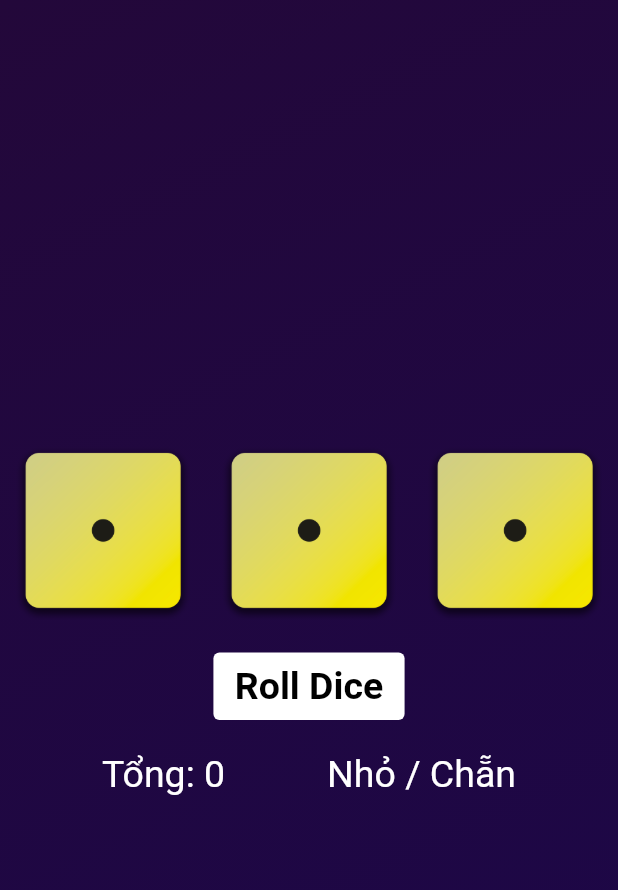
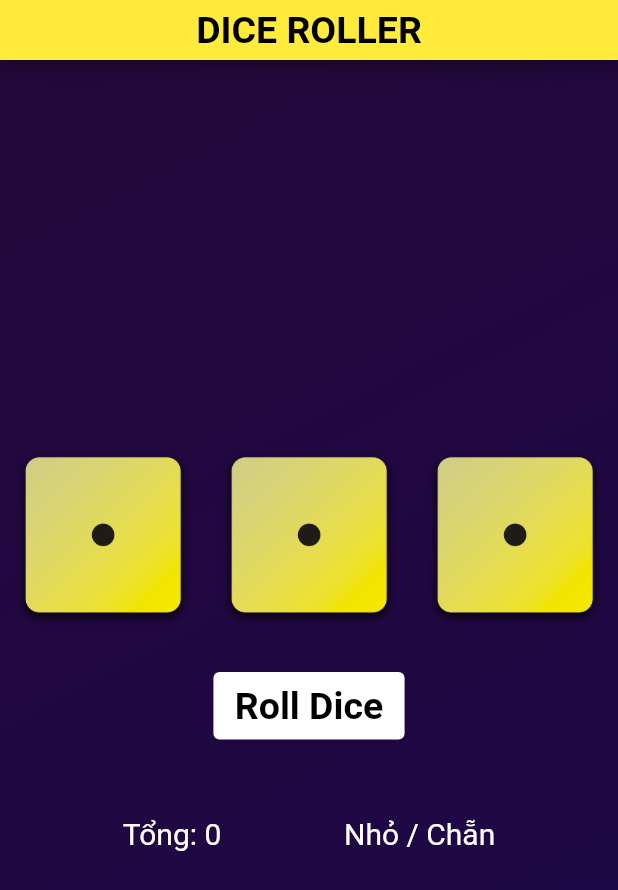
Before and after one commit to leminhtri1511/Roll_Dice_App, a Flutter app: the screen it shows after launch, on a phone screen of 412 x 824 dp. Shown: the top 890 px of the screen. Run offline on Flutter 3.47's test engine with Material 2 defaults, Android fonts, the light colour scheme and no system bars.

Commit message:
Adjust code

```diff
--- a/lib/dice_holder.dart
+++ b/lib/dice_holder.dart
@@ -11,8 +11,7 @@ const colors = [
 ];
 
 class DiceHolder extends StatelessWidget {
-  const DiceHolder({super.key, });
-
+  const DiceHolder({super.key});
   // final List<Color> colors;
 
   @override
--- a/lib/dice_roll.dart
+++ b/lib/dice_roll.dart
@@ -67,7 +67,7 @@ class _DiceRollState extends State<DiceRoll> {
           ],
         ),
 
-        const SizedBox(height: 20),
+        const SizedBox(height: 30),
 
         TextButton(
           onPressed: rollDice,
@@ -83,7 +83,7 @@ class _DiceRollState extends State<DiceRoll> {
           child: const Text(' Roll Dice '),
         ),
 
-        const SizedBox(height: 20),
+        const SizedBox(height: 50),
 
         Row(
           mainAxisAlignment: MainAxisAlignment.spaceEvenly,
@@ -91,7 +91,7 @@ class _DiceRollState extends State<DiceRoll> {
             Text(
               'Tổng: $sum',
               style: const TextStyle(
-                fontSize: 25,
+                fontSize: 20,
                 color: Colors.white,
               ),
             ),
@@ -103,7 +103,7 @@ class _DiceRollState extends State<DiceRoll> {
                 Text(
                   '$result / ',
                   style: const TextStyle(
-                    fontSize: 25,
+                    fontSize: 20,
                     color: Colors.white,
                   ),
                 ),
@@ -111,7 +111,7 @@ class _DiceRollState extends State<DiceRoll> {
                 Text(
                   '$div',
                   style: const TextStyle(
-                    fontSize: 25,
+                    fontSize: 20,
                     color: Colors.white,
                   ),
                 ),
--- a/lib/main.dart
+++ b/lib/main.dart
@@ -1,6 +1,5 @@
 import 'package:flutter/material.dart';
 import 'package:first_app/dice_holder.dart';
-
 
 void main() {
   runApp(const DiceApp());
@@ -11,9 +10,24 @@ class DiceApp extends StatelessWidget {
 
   @override
   Widget build(BuildContext context) {
-    return const MaterialApp(
-      title: 'DiceApp',
-      home: DiceHolder(),
+    return MaterialApp(
+      theme: ThemeData(
+        primarySwatch: Colors.yellow,
+      ),
+      home: Scaffold(
+        appBar: AppBar(
+          toolbarHeight: 40,
+          title: const Text(
+            'DICE ROLLER',
+            style: TextStyle(
+              fontSize: 25,
+              fontWeight: FontWeight.bold,
+            ),
+          ),
+          centerTitle: true,
+        ),
+        body: const DiceHolder(),
+      ),
     );
   }
 }
```
